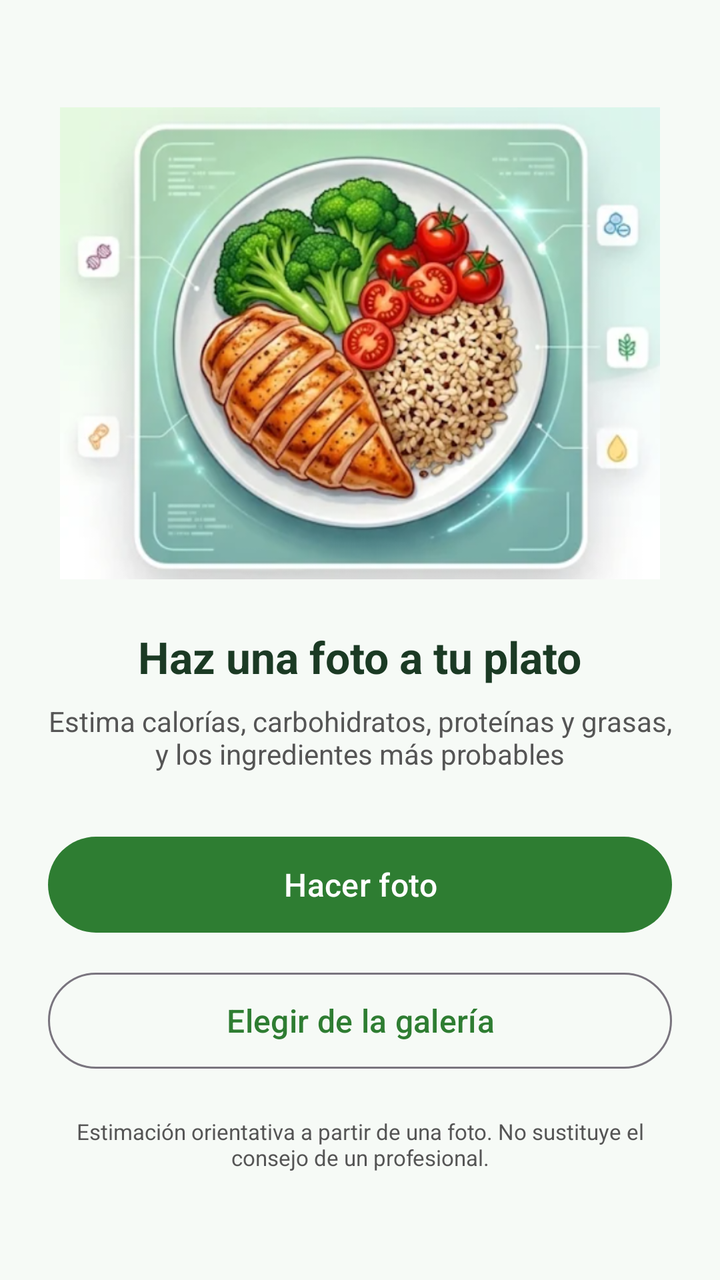
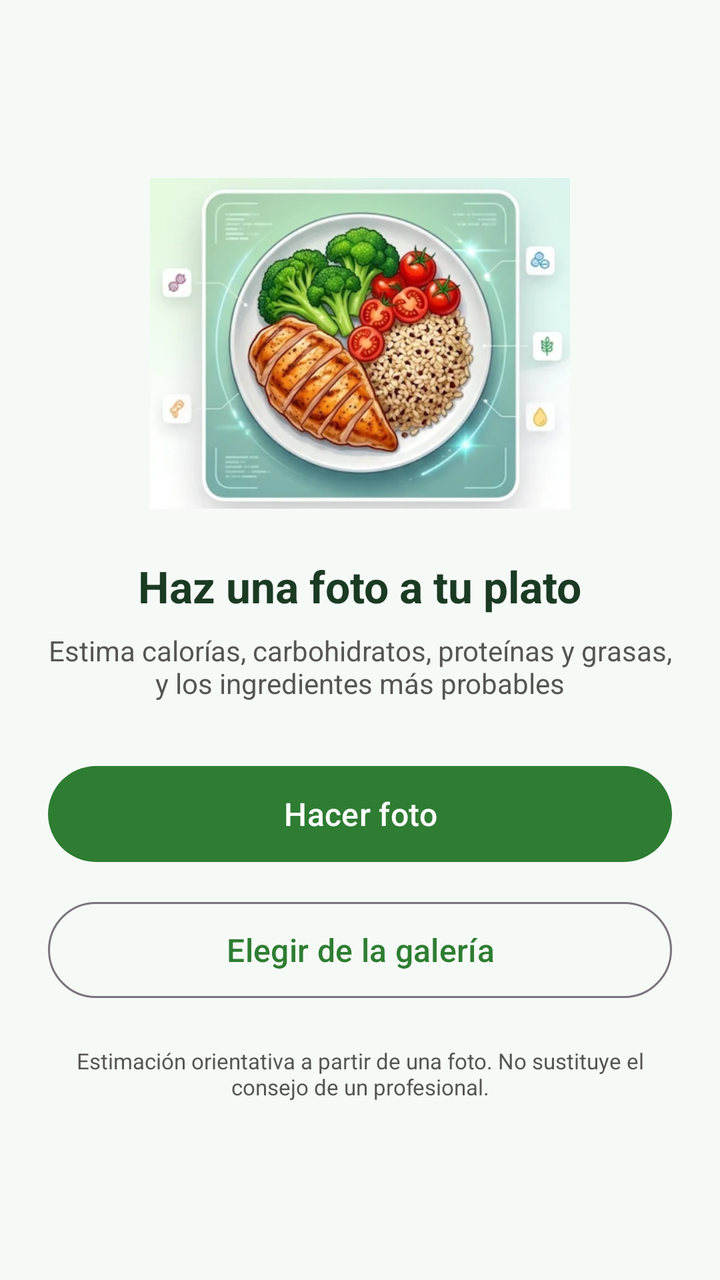

The first picture is an Android layout as it rendered before a commit; the second is the same layout after the commit. The layout source and the unified diff follow.
<!-- AndroidManifest.xml: application theme Theme.NutrixAI -->
<!-- res/layout/fragment_home.xml -->
<?xml version="1.0" encoding="utf-8"?>
<LinearLayout xmlns:android="http://schemas.android.com/apk/res/android"
    xmlns:tools="http://schemas.android.com/tools"
    android:layout_width="match_parent"
    android:layout_height="match_parent"
    android:background="@color/fondo"
    android:gravity="center_horizontal"
    android:orientation="vertical"
    android:padding="24dp"
    tools:context=".HomeFragment">

    
    <Space
        android:layout_width="match_parent"
        android:layout_height="0dp"
        android:layout_weight="1" />

    <ImageView
        android:layout_width="300dp"
        android:layout_height="wrap_content"
        android:adjustViewBounds="true"
        android:contentDescription="@string/inicio_titulo"
        android:scaleType="fitCenter"
        android:src="@drawable/plato_comida" />


    <TextView
        android:layout_width="wrap_content"
        android:layout_height="wrap_content"
        android:layout_marginTop="24dp"
        android:text="@string/inicio_titulo"
        android:textColor="@color/texto_principal"
        android:textSize="22sp"
        android:textStyle="bold" />

    <TextView
        android:layout_width="wrap_content"
        android:layout_height="wrap_content"
        android:layout_marginTop="8dp"
        android:gravity="center"
        android:text="@string/inicio_subtitulo"
        android:textColor="@color/texto_secundario"
        android:textSize="14sp" />

    <com.google.android.material.button.MaterialButton
        android:id="@+id/btn_hacer_foto"
        android:layout_width="match_parent"
        android:layout_height="56dp"
        android:layout_marginTop="28dp"
        android:text="@string/btn_hacer_foto"
        android:textSize="16sp" />

    <com.google.android.material.button.MaterialButton
        android:id="@+id/btn_galeria"
        style="@style/Widget.Material3.Button.OutlinedButton"
        android:layout_width="match_parent"
        android:layout_height="56dp"
        android:layout_marginTop="12dp"
        android:text="@string/btn_galeria"
        android:textSize="16sp" />

    <TextView
        android:layout_width="wrap_content"
        android:layout_height="wrap_content"
        android:layout_marginTop="20dp"
        android:gravity="center"
        android:text="@string/aviso_orientativo"
        android:textColor="@color/texto_secundario"
        android:textSize="11sp" />

    <Space
        android:layout_width="match_parent"
        android:layout_height="0dp"
        android:layout_weight="1" />
</LinearLayout>
<!-- resources referenced by this layout -->
<resources>
  <color name="fondo">#F6FAF6</color>
  <color name="texto_principal">#1B3A24</color>
  <color name="texto_secundario">#555555</color>
  <!-- drawable plato_comida: png bitmap (drawable, 432114 bytes) -->
  <string name="aviso_orientativo">Estimación orientativa a partir de una foto. No sustituye el consejo de un profesional.</string>
  <string name="btn_galeria">Elegir de la galería</string>
  <string name="btn_hacer_foto">Hacer foto</string>
  <string name="inicio_subtitulo">Estima calorías, carbohidratos, proteínas y grasas, y los ingredientes más probables</string>
  <string name="inicio_titulo">Haz una foto a tu plato</string>
  <style name="Theme.NutrixAI" parent="Base.Theme.NutrixAI" />
  <style name="Base.Theme.NutrixAI" parent="Theme.Material3.Light.NoActionBar">
          <item name="colorPrimary">@color/verde_principal</item>
          <item name="colorOnPrimary">@color/white</item>
          <item name="colorPrimaryContainer">@color/verde_claro</item>
          <item name="colorOnPrimaryContainer">@color/verde_oscuro</item>
          <item name="colorSecondaryContainer">@color/verde_claro</item>
          <item name="colorOnSecondaryContainer">@color/verde_oscuro</item>
          <item name="android:colorBackground">@color/fondo</item>
          <item name="colorSurface">@color/white</item>
          <item name="colorOnBackground">@color/texto_principal</item>
          <item name="colorOnSurface">@color/texto_principal</item>
      </style>
  <color name="verde_principal">#2E7D32</color>
  <color name="white">#FFFFFFFF</color>
  <color name="verde_claro">#E3F1E4</color>
  <color name="verde_oscuro">#1B5E20</color>
</resources>

<!-- the commit's change to res/layout/fragment_home.xml (unified diff, before → after) -->
@@ -16,7 +16,7 @@
         android:layout_weight="1" />
 
     <ImageView
-        android:layout_width="300dp"
+        android:layout_width="210dp"
         android:layout_height="wrap_content"
         android:adjustViewBounds="true"
         android:contentDescription="@string/inicio_titulo"
